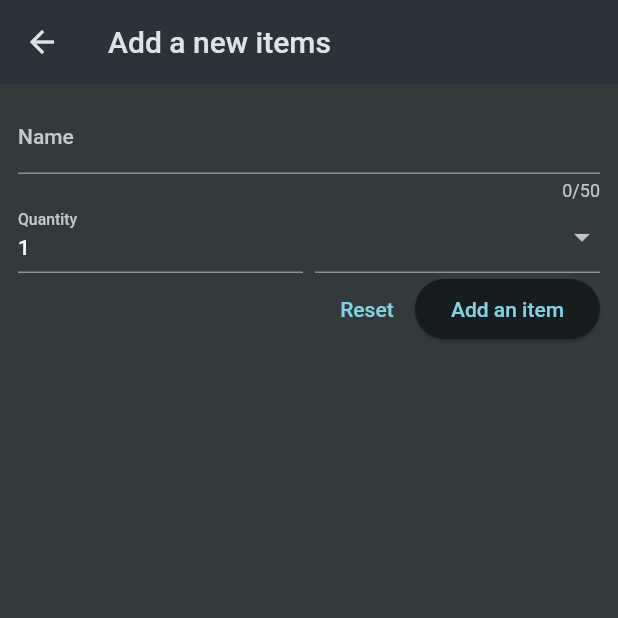
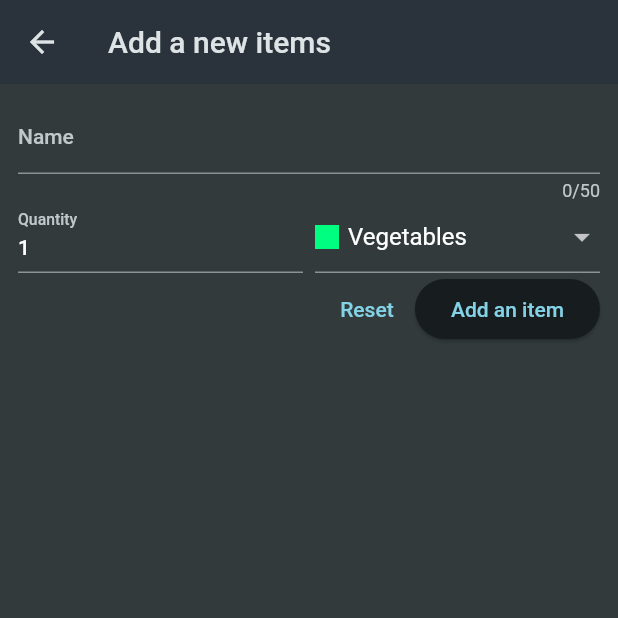
Before and after one commit to thinkofyashh/shopping_listt, a Flutter app: the screen it shows after launch, after a tap on the "add" icon, on a phone screen of 412 x 824 dp, the top half of it. Run offline on Flutter 3.47's test engine with Material 2 defaults, Android fonts, the phone set to English and light mode, and no system bars.

Commit message:
passing data to different screen.

```diff
--- a/lib/widgets/grocery_list.dart
+++ b/lib/widgets/grocery_list.dart
@@ -1,6 +1,7 @@
 import 'package:flutter/material.dart';
 import 'package:shopping_listt/data/dummy_item.dart';
 import 'package:shopping_listt/widgets/new_item.dart';
+import 'package:shopping_listt/models/grocery_item.dart';
 
 class GroceryList extends StatefulWidget {
   const GroceryList({Key? key}) : super(key: key);
@@ -11,8 +12,15 @@ class GroceryList extends StatefulWidget {
 
 class _GroceryListState extends State<GroceryList> {
   @override
-  void additem() {
-    Navigator.of(context).push(MaterialPageRoute(builder: (ctx) => const NewItem()));
+  final List<GroceryItem> groceryitem=[];
+  void additem() async{
+    final newitem=await Navigator.of(context).push<GroceryItem>(MaterialPageRoute(builder: (ctx) => const NewItem()));
+    if(newitem==null){
+      return;
+    }
+    setState(() {
+      groceryitem.add(newitem);
+    });
   }
 
   Widget build(BuildContext context) {
@@ -22,15 +30,15 @@ class _GroceryListState extends State<GroceryList> {
         actions: [IconButton(onPressed: additem, icon: const Icon(Icons.add))],
       ),
       body: ListView.builder(
-          itemCount: groceryItems.length,
+          itemCount: groceryitem.length,
           itemBuilder: (ctx, index) => ListTile(
-                title: Text(groceryItems[index].name),
+                title: Text(groceryitem[index].name),
                 leading: Container(
                   width: 24,
                   height: 24,
-                  color: groceryItems[index].category.color,
+                  color: groceryitem[index].category.color,
                 ),
-                trailing: Text(groceryItems[index].quantity.toString()),
+                trailing: Text(groceryitem[index].quantity.toString()),
               )),
     );
   }
--- a/lib/widgets/new_item.dart
+++ b/lib/widgets/new_item.dart
@@ -1,5 +1,8 @@
+import 'package:flutter/foundation.dart';
 import 'package:flutter/material.dart';
 import 'package:shopping_listt/data/categories.dart';
+import 'package:shopping_listt/models/category.dart';
+import 'package:shopping_listt/models/grocery_item.dart';
 
 class NewItem extends StatefulWidget {
   const NewItem({Key? key}) : super(key: key);
@@ -10,10 +13,27 @@ class NewItem extends StatefulWidget {
 
 class _NewItemState extends State<NewItem> {
   @override
-  final formkey=GlobalKey<FormState>();
-  void saveitem(){
-    formkey.currentState!.validate();
+  var enteredName = '';
+  var enteredQuantity = 1;
+  var selectedcategory = categories[Categories.vegetables]!;
+  final formkey = GlobalKey<FormState>();
+
+  void saveitem() {
+    if (formkey.currentState!.validate()) {
+      formkey.currentState!
+          .save(); // this will make sure that the value is valide .
+      print(enteredName);
+      print(enteredQuantity);
+      print(selectedcategory);
+      Navigator.of(context).pop(
+          GroceryItem(id: DateTime.now().toString(),
+              name: enteredName,
+              quantity: enteredQuantity.toDouble(),
+              category: selectedcategory)
+      );
     }
+  }
+
   Widget build(BuildContext context) {
     return Scaffold(
       appBar: AppBar(
@@ -31,10 +51,20 @@ class _NewItemState extends State<NewItem> {
                   label: Text("Name"),
                 ),
                 validator: (value) {
-                  if(value==null || value==value.isEmpty || value.trim().length<=1 || value.trim().length>50){
+                  if (value == null ||
+                      value == value.isEmpty ||
+                      value
+                          .trim()
+                          .length <= 1 ||
+                      value
+                          .trim()
+                          .length > 50) {
                     return "Must be Between 1 and 50 characters.";
                   }
                   return null;
+                },
+                onSaved: (value) {
+                  enteredName = value!;
                 },
               ),
               Row(
@@ -43,21 +73,30 @@ class _NewItemState extends State<NewItem> {
                   Expanded(
                     child: TextFormField(
                       keyboardType: TextInputType.number,
-                      decoration: InputDecoration(
+                      decoration: const InputDecoration(
                         label: Text("Quantity"),
-
                       ),
-                      initialValue: "1",
+                      initialValue: enteredQuantity.toString(),
                       validator: (value) {
-                          if(value==null || value==value.isEmpty || int.tryParse(value)==null || int.tryParse(value)!<=0){
+                        if (value == null ||
+                            value == value.isEmpty ||
+                            int.tryParse(value) == null ||
+                            int.tryParse(value)! <= 0) {
                           return "Must be a valid,positive number.";
                         }
                         return null;
-                        }
+                      },
+                      onSaved: (value) {
+                        // enteredName=value!;
+                        enteredQuantity = int.parse(value!);
+                      },
                     ),
                   ),
                   const SizedBox(width: 8),
-                  Expanded(child:DropdownButtonFormField(items: [
+                  Expanded(
+                      child: DropdownButtonFormField(
+                          value: selectedcategory,
+                          items: [
                             for (final category in categories.entries)
                               DropdownMenuItem(
                                   value: category.value,
@@ -74,16 +113,26 @@ class _NewItemState extends State<NewItem> {
                                       Text(category.value.title)
                                     ],
                                   ))
-                  ], onChanged:(value){}))
+                          ],
+                          onChanged: (value) {
+                            setState(() {
+                              selectedcategory = value!;
+                            });
+                          }))
                 ],
               ),
-              Row(mainAxisAlignment: MainAxisAlignment.end,
+              Row(
+                mainAxisAlignment: MainAxisAlignment.end,
                 children: [
-                TextButton(onPressed: (){
+                  TextButton(
+                      onPressed: () {
                         formkey.currentState!.reset();
-                }, child:const Text("Reset")),
-                ElevatedButton(onPressed:saveitem, child:const Text("Add an item"))
-              ],)
+                      },
+                      child: const Text("Reset")),
+                  ElevatedButton(
+                      onPressed: saveitem, child: const Text("Add an item"))
+                ],
+              )
             ],
           ),
         ),
```
Lines whose indentation alone changed are shown as unchanged.
